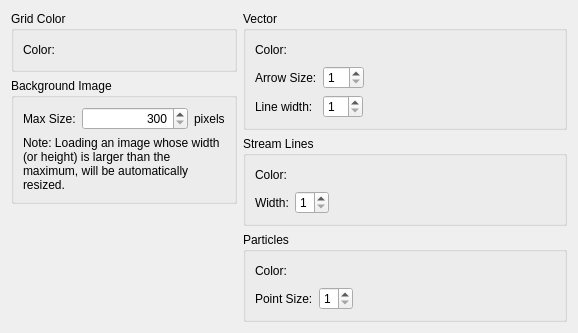
First picture: the form in libs/gui/pref/preferencepagegraphicsdefault.ui, repository i-RIC/prepost-gui, before the edit.
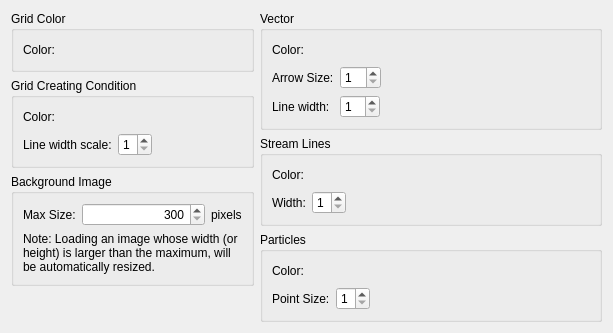
Second picture: the form after the edit. Custom widgets are drawn as their Qt base class.

Commit message: Preference dialog has new widgets for grid creating condition settings

Diff of the .ui file:
```diff
--- a/libs/gui/pref/preferencepagegraphicsdefault.ui
+++ b/libs/gui/pref/preferencepagegraphicsdefault.ui
@@ -6,16 +6,16 @@
    <rect>
     <x>0</x>
     <y>0</y>
-    <width>578</width>
-    <height>314</height>
+    <width>613</width>
+    <height>312</height>
    </rect>
   </property>
   <property name="windowTitle">
    <string>Form</string>
   </property>
-  <layout class="QHBoxLayout" name="horizontalLayout_10">
+  <layout class="QHBoxLayout" name="horizontalLayout_12">
    <item>
-    <layout class="QVBoxLayout" name="verticalLayout_4">
+    <layout class="QVBoxLayout" name="verticalLayout_3">
      <item>
       <widget class="QGroupBox" name="gridGroupBox">
        <property name="title">
@@ -52,6 +52,80 @@
        </layout>
       </widget>
      </item>
+     <item>
+      <widget class="QGroupBox" name="gridCreatingConditionGroupBox">
+       <property name="title">
+        <string>Grid Creating Condition</string>
+       </property>
+       <layout class="QGridLayout" name="gridLayout_4">
+        <item row="0" column="0">
+         <widget class="QLabel" name="gridCreatingConditionColorLabel">
+          <property name="text">
+           <string>Color:</string>
+          </property>
+         </widget>
+        </item>
+        <item row="0" column="1">
+         <layout class="QHBoxLayout" name="horizontalLayout_10">
+          <item>
+           <widget class="ColorEditWidget" name="gridCreatingConditionColorWidget">
+            <property name="text">
+             <string/>
+            </property>
+           </widget>
+          </item>
+          <item>
+           <spacer name="horizontalSpacer_9">
+            <property name="orientation">
+             <enum>Qt::Horizontal</enum>
+            </property>
+            <property name="sizeHint" stdset="0">
+             <size>
+              <width>40</width>
+              <height>20</height>
+             </size>
+            </property>
+           </spacer>
+          </item>
+         </layout>
+        </item>
+        <item row="1" column="0">
+         <widget class="QLabel" name="vectorArrowLineWidthLabel_2">
+          <property name="text">
+           <string>Line width scale:</string>
+          </property>
+         </widget>
+        </item>
+        <item row="1" column="1">
+         <layout class="QHBoxLayout" name="horizontalLayout_11">
+          <item>
+           <widget class="QSpinBox" name="gridCreatingConditionLineWidthScaleSpinBox">
+            <property name="minimum">
+             <number>1</number>
+            </property>
+            <property name="maximum">
+             <number>9</number>
+            </property>
+           </widget>
+          </item>
+          <item>
+           <spacer name="horizontalSpacer_10">
+            <property name="orientation">
+             <enum>Qt::Horizontal</enum>
+            </property>
+            <property name="sizeHint" stdset="0">
+             <size>
+              <width>40</width>
+              <height>20</height>
+             </size>
+            </property>
+           </spacer>
+          </item>
+         </layout>
+        </item>
+       </layout>
+      </widget>
+     </item>
      <item>
       <widget class="QGroupBox" name="backgroundGroupBox">
        <property name="title">
@@ -110,7 +184,7 @@
        <property name="sizeHint" stdset="0">
         <size>
          <width>20</width>
-         <height>40</height>
+         <height>18</height>
         </size>
        </property>
       </spacer>
```
The commit also changes 1 other file.
